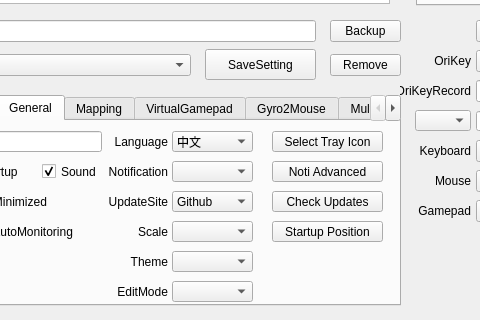
This is QKeyMapper/qkeymapper.ui in Zalafina/QKeyMapper as Qt 5 draws it before an edit; both pictures show x 110 to 590 and y 350 to 670 of the 1070 by 670 pixel window. The edited form follows.
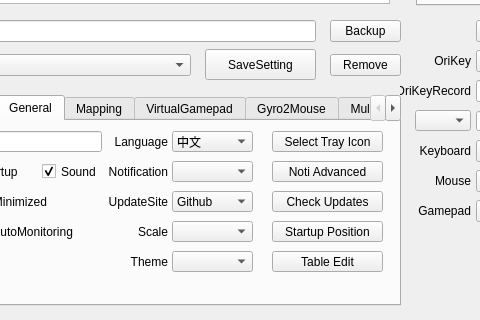
This is the edited form. Custom widgets are drawn as their Qt base class.

Commit message: Add Table Insert Position combobox.

The edit to the form file:
```diff
--- a/QKeyMapper/qkeymapper.ui
+++ b/QKeyMapper/qkeymapper.ui
@@ -1031,34 +1031,24 @@
       <bool>false</bool>
      </property>
     </widget>
-    <widget class="QLabel" name="editModeLabel">
+    <widget class="QPushButton" name="tableEditSettingButton">
      <property name="geometry">
       <rect>
-       <x>185</x>
-       <y>160</y>
-       <width>71</width>
-       <height>21</height>
-      </rect>
-     </property>
-     <property name="text">
-      <string>EditMode</string>
-     </property>
-     <property name="alignment">
-      <set>Qt::AlignmentFlag::AlignRight|Qt::AlignmentFlag::AlignTrailing|Qt::AlignmentFlag::AlignVCenter</set>
-     </property>
-    </widget>
-    <widget class="QComboBox" name="editModeComboBox">
-     <property name="geometry">
-      <rect>
-       <x>260</x>
-       <y>160</y>
-       <width>81</width>
+       <x>360</x>
+       <y>130</y>
+       <width>111</width>
        <height>21</height>
       </rect>
      </property>
      <property name="focusPolicy">
       <enum>Qt::FocusPolicy::NoFocus</enum>
      </property>
+     <property name="text">
+      <string>Table Edit</string>
+     </property>
+     <property name="autoDefault">
+      <bool>false</bool>
+     </property>
     </widget>
     <zorder>startupMinimizedCheckBox</zorder>
     <zorder>autoStartupCheckBox</zorder>
```
Left out of the diff: 3 changed lines with no effect on the pictures. The commit also changes 13 other files.
